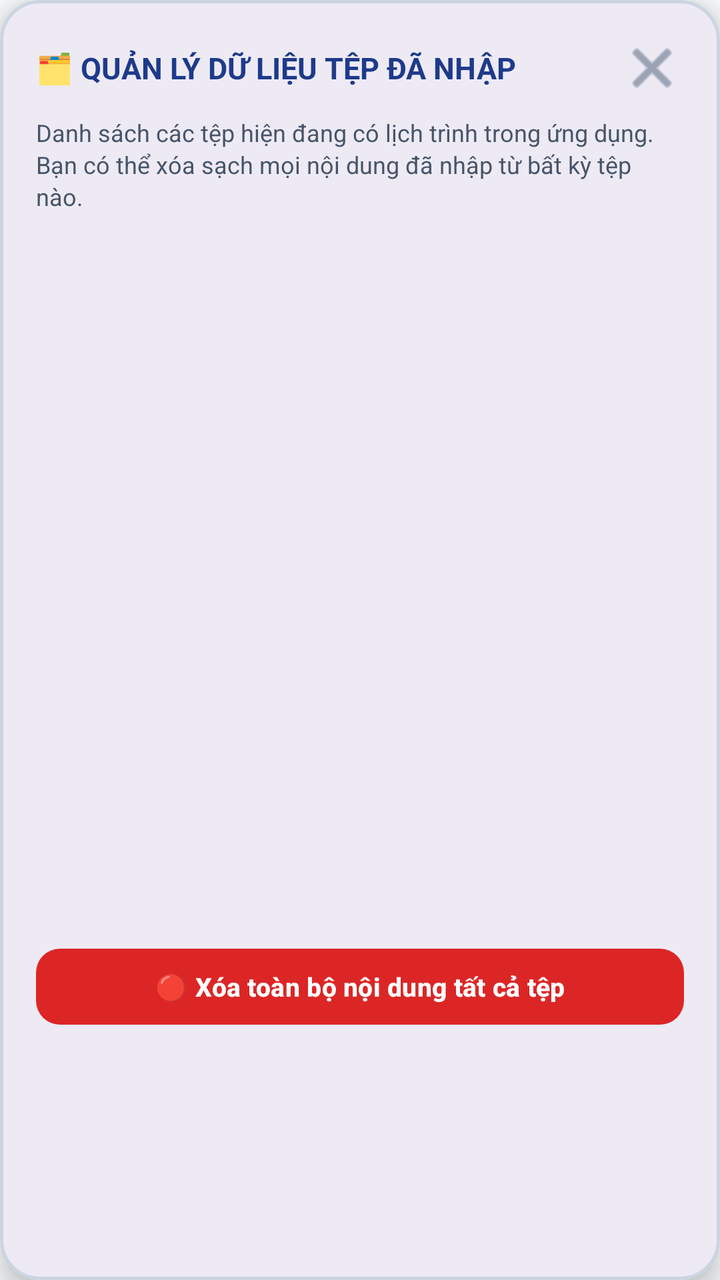
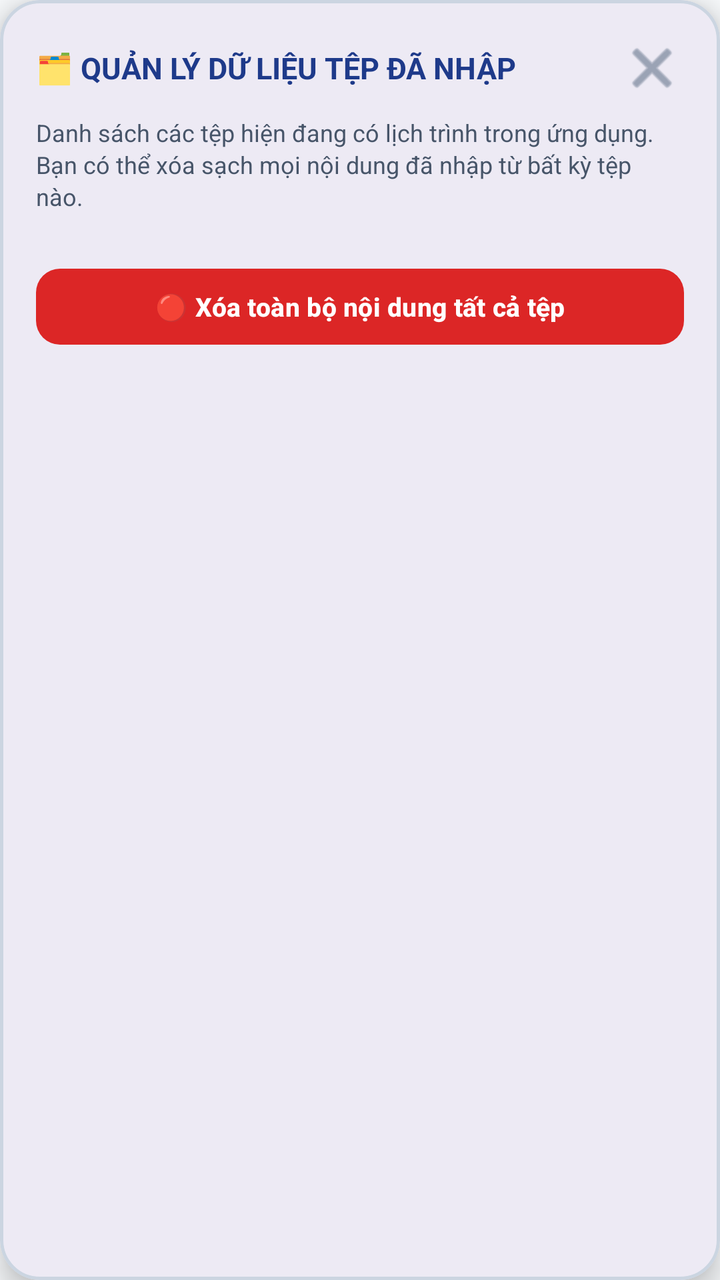

Two renders of the same Android screen: before a commit and after it. Below are the layout's source before the change and the commit's diff.
<!-- AndroidManifest.xml: application theme Theme.LectuPlan -->
<!-- res/layout/dialog_manage_imported_files.xml -->
<?xml version="1.0" encoding="utf-8"?>
<com.google.android.material.card.MaterialCardView
    xmlns:android="http://schemas.android.com/apk/res/android"
    xmlns:app="http://schemas.android.com/apk/res-auto"
    android:layout_width="match_parent"
    android:layout_height="wrap_content"
    app:cardCornerRadius="20dp"
    app:cardElevation="8dp"
    app:strokeWidth="1.5dp"
    app:strokeColor="@color/border_default"
    app:cardBackgroundColor="@color/surface_card">

    <LinearLayout
        android:layout_width="match_parent"
        android:layout_height="wrap_content"
        android:orientation="vertical"
        android:padding="18dp">

        
        <LinearLayout
            android:layout_width="match_parent"
            android:layout_height="wrap_content"
            android:orientation="horizontal"
            android:gravity="center_vertical"
            android:layout_marginBottom="8dp">

            <TextView
                android:layout_width="0dp"
                android:layout_height="wrap_content"
                android:layout_weight="1"
                android:text="🗂️ QUẢN LÝ DỮ LIỆU TỆP ĐÃ NHẬP"
                android:textSize="15sp"
                android:textStyle="bold"
                android:textColor="@color/tab_header_title" />

            <ImageButton
                android:id="@+id/btnCloseManageFiles"
                android:layout_width="32dp"
                android:layout_height="32dp"
                android:background="?android:attr/selectableItemBackgroundBorderless"
                android:contentDescription="Đóng"
                android:src="@android:drawable/ic_menu_close_clear_cancel"
                app:tint="@color/nav_item_unselected_tint" />
        </LinearLayout>

        <TextView
            android:layout_width="match_parent"
            android:layout_height="wrap_content"
            android:text="Danh sách các tệp hiện đang có lịch trình trong ứng dụng. Bạn có thể xóa sạch mọi nội dung đã nhập từ bất kỳ tệp nào."
            android:textSize="12sp"
            android:textColor="@color/text_secondary"
            android:layout_marginBottom="12dp"
            android:lineSpacingExtra="2dp" />

        
        <FrameLayout
            android:layout_width="match_parent"
            android:layout_height="340dp"
            android:layout_marginBottom="12dp">

            <androidx.recyclerview.widget.RecyclerView
                android:id="@+id/rvManageFilesList"
                android:layout_width="match_parent"
                android:layout_height="match_parent"
                android:nestedScrollingEnabled="true" />
        </FrameLayout>

        <TextView
            android:id="@+id/tvEmptyManageFiles"
            android:layout_width="match_parent"
            android:layout_height="wrap_content"
            android:text="☕ Hiện không có tệp nào có dữ liệu trong ứng dụng."
            android:textColor="@color/text_secondary"
            android:textSize="13sp"
            android:gravity="center"
            android:padding="20dp"
            android:visibility="gone" />

        
        <com.google.android.material.button.MaterialButton
            android:id="@+id/btnDeleteAllFilesAndEvents"
            android:layout_width="match_parent"
            android:layout_height="wrap_content"
            android:minHeight="46dp"
            android:paddingVertical="10dp"
            android:paddingHorizontal="14dp"
            android:text="🔴 Xóa toàn bộ nội dung tất cả tệp"
            android:textColor="#FFFFFF"
            android:textSize="13sp"
            android:textStyle="bold"
            app:cornerRadius="12dp"
            app:backgroundTint="#DC2626" />

    </LinearLayout>
</com.google.android.material.card.MaterialCardView>
<!-- resources referenced by this layout -->
<resources>
  <color name="border_default">#CBD5E1</color>
  <color name="nav_item_unselected_tint">#64748B</color>
  <color name="surface_card">#FFFFFF</color>
  <color name="tab_header_title">#1E3A8A</color>
  <color name="text_secondary">#475569</color>
  <style name="Theme.LectuPlan" parent="Base.Theme.LectuPlan" />
  <style name="Base.Theme.LectuPlan" parent="Theme.Material3.DayNight.NoActionBar">
          <item name="android:windowBackground">@color/window_background</item>
          <item name="colorSurface">@color/surface_card</item>
          <item name="colorOnSurface">@color/text_primary</item>
          <item name="colorSurfaceVariant">@color/surface_card_secondary</item>
          <item name="colorOnSurfaceVariant">@color/text_secondary</item>
          
          <item name="android:windowLightStatusBar" tools:targetApi="23">true</item>
          <item name="android:windowLightNavigationBar" tools:targetApi="27">true</item>
      </style>
  <color name="window_background">#F8FAFC</color>
  <color name="text_primary">#0F172A</color>
  <color name="surface_card_secondary">#F1F5F9</color>
</resources>

<!-- the commit's change to res/layout/dialog_manage_imported_files.xml (unified diff, before → after) -->
@@ -55,7 +55,8 @@
         
         <FrameLayout
             android:layout_width="match_parent"
-            android:layout_height="340dp"
+            android:layout_height="0dp"
+            android:layout_weight="1"
             android:layout_marginBottom="12dp">
 
             <androidx.recyclerview.widget.RecyclerView
